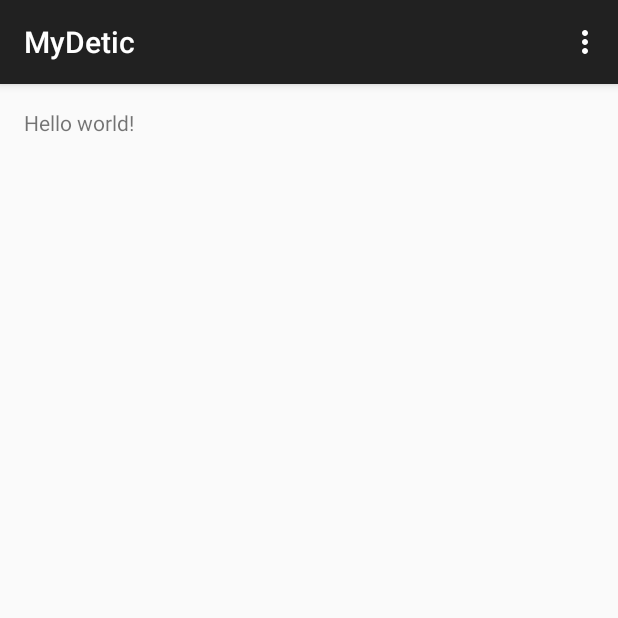
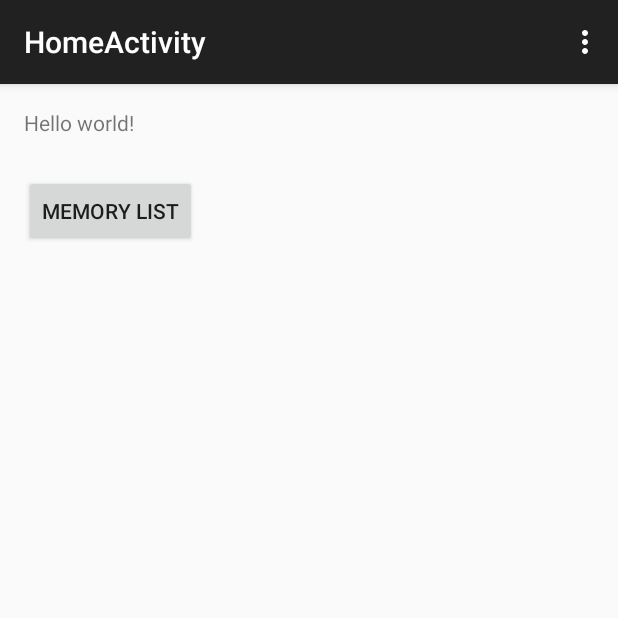
Before and after one commit to andrewkreid/mydetic, an Android app: the screen it shows after launch (MainActivity before the commit, HomeActivity after it), on a phone screen of 412 x 824 dp, the top half of it. Run offline under Robolectric (Android 15) with nearby library versions, the light colour scheme and no system bars.

Commit message:
Start on displaying memory list (WIP)

```diff
--- /dev/null
+++ b/android/MyDetic/app/src/main/java/net/ghosttrails/www/mydetic/HomeActivity.java
@@ -0,0 +1,45 @@
+package net.ghosttrails.www.mydetic;
+
+import android.content.Intent;
+import android.support.v7.app.ActionBarActivity;
+import android.os.Bundle;
+import android.view.Menu;
+import android.view.MenuItem;
+import android.view.View;
+
+
+public class HomeActivity extends ActionBarActivity {
+
+  @Override
+  protected void onCreate(Bundle savedInstanceState) {
+    super.onCreate(savedInstanceState);
+    setContentView(R.layout.activity_home);
+  }
+
+  @Override
+  public boolean onCreateOptionsMenu(Menu menu) {
+    // Inflate the menu; this adds items to the action bar if it is present.
+    getMenuInflater().inflate(R.menu.menu_home, menu);
+    return true;
+  }
+
+  @Override
+  public boolean onOptionsItemSelected(MenuItem item) {
+    // Handle action bar item clicks here. The action bar will
+    // automatically handle clicks on the Home/Up button, so long
+    // as you specify a parent activity in AndroidManifest.xml.
+    int id = item.getItemId();
+
+    //noinspection SimplifiableIfStatement
+    if (id == R.id.action_settings) {
+      return true;
+    }
+
+    return super.onOptionsItemSelected(item);
+  }
+
+  public void memoryListClicked(View view) {
+    Intent intent = new Intent(this, MemoryListActivity.class);
+    startActivity(intent);
+  }
+}
--- /dev/null
+++ b/android/MyDetic/app/src/main/res/layout/activity_home.xml
@@ -0,0 +1,24 @@
+<RelativeLayout xmlns:android="http://schemas.android.com/apk/res/android"
+    xmlns:tools="http://schemas.android.com/tools" android:layout_width="match_parent"
+    android:layout_height="match_parent" android:paddingLeft="@dimen/activity_horizontal_margin"
+    android:paddingRight="@dimen/activity_horizontal_margin"
+    android:paddingTop="@dimen/activity_vertical_margin"
+    android:paddingBottom="@dimen/activity_vertical_margin"
+    tools:context="net.ghosttrails.www.mydetic.HomeActivity">
+
+    <TextView android:text="@string/hello_world" android:layout_width="wrap_content"
+        android:layout_height="wrap_content"
+        android:id="@+id/textView" />
+
+    <Button
+        android:layout_width="wrap_content"
+        android:layout_height="wrap_content"
+        android:text="@string/open_memory_list"
+        android:id="@+id/button"
+        android:layout_below="@+id/textView"
+        android:layout_alignParentLeft="true"
+        android:layout_alignParentStart="true"
+        android:layout_marginTop="25dp"
+        android:onClick="memoryListClicked"/>
+
+</RelativeLayout>
--- /dev/null
+++ b/android/MyDetic/app/src/main/res/menu/menu_home.xml
@@ -0,0 +1,7 @@
+<menu xmlns:android="http://schemas.android.com/apk/res/android"
+    xmlns:app="http://schemas.android.com/apk/res-auto"
+    xmlns:tools="http://schemas.android.com/tools"
+    tools:context="net.ghosttrails.www.mydetic.HomeActivity">
+    <item android:id="@+id/action_settings" android:title="@string/action_settings"
+        android:orderInCategory="100" app:showAsAction="never" />
+</menu>
--- a/android/MyDetic/app/src/main/res/values/strings.xml
+++ b/android/MyDetic/app/src/main/res/values/strings.xml
@@ -2,4 +2,8 @@
     <string name="app_name">MyDetic</string>
     <string name="hello_world">Hello world!</string>
     <string name="action_settings">Settings</string>
+    <string name="title_activity_home">HomeActivity</string>
+    <string name="open_memory_list">Memory List</string>
+    <string name="title_activity_memory_list">MemoryListActivity</string>
+    <string name="list_view_desc">This is the List View</string>
 </resources>
```
Also changed, not shown: android/MyDetic/app/src/main/AndroidManifest.xml (+12 -0 lines), android/MyDetic/app/src/main/java/net/ghosttrails/www/mydetic/MemoryListActivity.java (added, +38 -0 lines), android/MyDetic/app/src/main/res/layout/activity_memory_list.xml (added, +12 -0 lines), android/MyDetic/app/src/main/res/menu/menu_memory_list.xml (added, +7 -0 lines).
